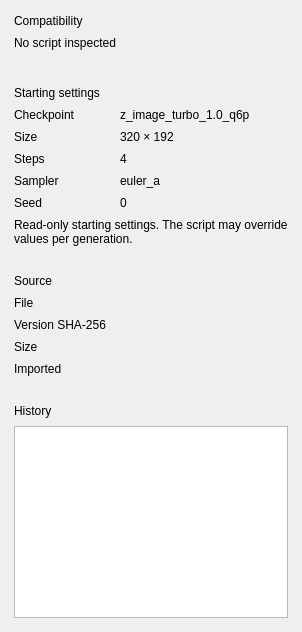
Before: the Qt Designer form src/dtflow/ui/forms/scripts_inspector.ui in djebaz/dtflow, drawn with Qt 5.
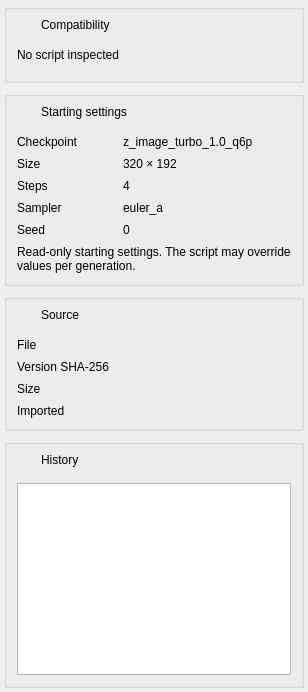
After: the same form once the commit is applied.

Commit message:
fix(ui): align Scripts rails with shared cards and icons
Restore canonical section surfaces, borders, headers and SVG icons in the library and inspector. Polish editor groups and unresolved review layout; reset per-script inspection metadata.

Record 24-state offline render review and static validation. No tests or provider actions run; Scripts remains UI-only.

Patch:
```diff
--- a/src/dtflow/ui/forms/scripts_inspector.ui
+++ b/src/dtflow/ui/forms/scripts_inspector.ui
@@ -22,7 +22,7 @@
     <enum>QLayout::SetMinimumSize</enum>
    </property>
    <item>
-    <widget class="QFrame" name="compatibilityCard">
+    <widget class="QGroupBox" name="compatibilityCard">
      <property name="role" stdset="0">
       <string>sectionCard</string>
      </property>
@@ -32,44 +32,96 @@
        <verstretch>0</verstretch>
       </sizepolicy>
      </property>
-     <layout class="QVBoxLayout" name="compatibilityCardLayout">
+     <property name="title">
+      <string />
+     </property>
+     <property name="accessibleName">
+      <string>Compatibility</string>
+     </property>
+     <layout class="QVBoxLayout" name="compatibilityCardCardLayout">
       <property name="leftMargin">
-       <number>10</number>
+       <number>0</number>
       </property>
+      <property name="rightMargin">
+       <number>0</number>
+      </property>
       <property name="topMargin">
+       <number>0</number>
+      </property>
+      <property name="bottomMargin">
+       <number>0</number>
+      </property>
+      <property name="spacing">
+       <number>0</number>
+      </property>
+      <item>
+       <widget class="QFrame" name="compatibilityCardHeader">
+        <property name="role" stdset="0">
+         <string>sectionHeader</string>
+        </property>
+        <layout class="QHBoxLayout" name="compatibilityCardHeaderLayout" stretch="0,1">
+         <property name="leftMargin">
        <number>10</number>
       </property>
+         <property name="topMargin">
+          <number>7</number>
+         </property>
       <property name="rightMargin">
        <number>10</number>
       </property>
       <property name="bottomMargin">
-       <number>10</number>
-      </property>
+          <number>7</number>
+         </property>
+         <property name="spacing">
+          <number>8</number>
+         </property>
+         <item>
+          <widget class="QLabel" name="compatibilityCardIcon">
+           <property name="role" stdset="0">
+            <string>sectionIcon</string>
+           </property>
+           <property name="iconKey" stdset="0">
+            <string>shield-check</string>
+           </property>
+           <property name="text">
+            <string />
+           </property>
+           <property name="minimumSize">
+            <size>
+             <width>16</width>
+             <height>16</height>
+            </size>
+           </property>
+           <property name="maximumSize">
+            <size>
+             <width>16</width>
+             <height>16</height>
+            </size>
+           </property>
+          </widget>
+         </item>
+         <item>
+          <widget class="QLabel" name="compatibilityCardHeading">
+           <property name="text">
+            <string>Compatibility</string>
+           </property>
+           <property name="textRole" stdset="0">
+            <string>panelHeading</string>
+           </property>
+          </widget>
+         </item>
+        </layout>
+       </widget>
+      </item>
+      <item>
+       <widget class="QWidget" name="compatibilityCardContents">
+        <layout class="QVBoxLayout" name="compatibilityCardContentsLayout">
       <property name="spacing">
        <number>8</number>
       </property>
       <property name="sizeConstraint">
        <enum>QLayout::SetMinimumSize</enum>
       </property>
-      <item>
-       <widget class="QLabel" name="compatibilityCardTitle">
-        <property name="text">
-         <string>Compatibility</string>
-        </property>
-        <property name="role" stdset="0">
-         <string>scriptsCardTitle</string>
-        </property>
-        <property name="wordWrap">
-         <bool>true</bool>
-        </property>
-        <property name="sizePolicy">
-         <sizepolicy hsizetype="Preferred" vsizetype="Minimum">
-          <horstretch>0</horstretch>
-          <verstretch>0</verstretch>
-         </sizepolicy>
-        </property>
-       </widget>
-      </item>
       <item>
        <widget class="QLabel" name="hookStatus">
         <property name="text">
@@ -111,13 +163,34 @@
           <enum>QLayout::SetMinimumSize</enum>
          </property>
         </layout>
+           <property name="role" stdset="0">
+            <string>sectionContents</string>
+           </property>
+          </widget>
+         </item>
+         <property name="leftMargin">
+          <number>10</number>
+         </property>
+         <property name="rightMargin">
+          <number>10</number>
+         </property>
+         <property name="topMargin">
+          <number>8</number>
+         </property>
+         <property name="bottomMargin">
+          <number>10</number>
+         </property>
+        </layout>
+        <property name="role" stdset="0">
+         <string>sectionContents</string>
+        </property>
        </widget>
       </item>
      </layout>
     </widget>
    </item>
    <item>
-    <widget class="QFrame" name="settingsCard">
+    <widget class="QGroupBox" name="settingsCard">
      <property name="role" stdset="0">
       <string>sectionCard</string>
      </property>
@@ -127,44 +200,96 @@
        <verstretch>0</verstretch>
       </sizepolicy>
      </property>
-     <layout class="QVBoxLayout" name="settingsCardLayout">
+     <property name="title">
+      <string />
+     </property>
+     <property name="accessibleName">
+      <string>Starting settings</string>
+     </property>
+     <layout class="QVBoxLayout" name="settingsCardCardLayout">
       <property name="leftMargin">
-       <number>10</number>
+       <number>0</number>
       </property>
+      <property name="rightMargin">
+       <number>0</number>
+      </property>
       <property name="topMargin">
+       <number>0</number>
+      </property>
+      <property name="bottomMargin">
+       <number>0</number>
+      </property>
+      <property name="spacing">
+       <number>0</number>
+      </property>
+      <item>
+       <widget class="QFrame" name="settingsCardHeader">
+        <property name="role" stdset="0">
+         <string>sectionHeader</string>
+        </property>
+        <layout class="QHBoxLayout" name="settingsCardHeaderLayout" stretch="0,1">
+         <property name="leftMargin">
        <number>10</number>
       </property>
+         <property name="topMargin">
+          <number>7</number>
+         </property>
       <property name="rightMargin">
        <number>10</number>
       </property>
       <property name="bottomMargin">
-       <number>10</number>
-      </property>
+          <number>7</number>
+         </property>
+         <property name="spacing">
+          <number>8</number>
+         </property>
+         <item>
+          <widget class="QLabel" name="settingsCardIcon">
+           <property name="role" stdset="0">
+            <string>sectionIcon</string>
+           </property>
+           <property name="iconKey" stdset="0">
+            <string>settings</string>
+           </property>
+           <property name="text">
+            <string />
+           </property>
+           <property name="minimumSize">
+            <size>
+             <width>16</width>
+             <height>16</height>
+            </size>
+           </property>
+           <property name="maximumSize">
+            <size>
+             <width>16</width>
+             <height>16</height>
+            </size>
+           </property>
+          </widget>
+         </item>
+         <item>
+          <widget class="QLabel" name="settingsCardHeading">
+           <property name="text">
+            <string>Starting settings</string>
+           </property>
+           <property name="textRole" stdset="0">
+            <string>panelHeading</string>
+           </property>
+          </widget>
+         </item>
+        </layout>
+       </widget>
+      </item>
+      <item>
+       <widget class="QWidget" name="settingsCardContents">
+        <layout class="QVBoxLayout" name="settingsCardContentsLayout">
       <property name="spacing">
        <number>8</number>
       </property>
       <property name="sizeConstraint">
        <enum>QLayout::SetMinimumSize</enum>
       </property>
-      <item>
-       <widget class="QLabel" name="settingsCardTitle">
-        <property name="text">
-         <string>Starting settings</string>
-        </property>
-        <property name="role" stdset="0">
-         <string>scriptsCardTitle</string>
-        </property>
-        <property name="wordWrap">
-         <bool>true</bool>
-        </property>
-        <property name="sizePolicy">
-         <sizepolicy hsizetype="Preferred" vsizetype="Minimum">
-          <horstretch>0</horstretch>
-          <verstretch>0</verstretch>
-         </sizepolicy>
-        </property>
-       </widget>
-      </item>
       <item>
        <widget class="QWidget" name="settingsCheckpointRow">
         <layout class="QHBoxLayout" name="settingsCheckpointRowLayout">
@@ -554,11 +679,29 @@
         </property>
        </widget>
       </item>
+         <property name="leftMargin">
+          <number>10</number>
+         </property>
+         <property name="rightMargin">
+          <number>10</number>
+         </property>
+         <property name="topMargin">
+          <number>8</number>
+         </property>
+         <property name="bottomMargin">
+          <number>10</number>
+         </property>
+        </layout>
+        <property name="role" stdset="0">
+         <string>sectionContents</string>
+        </property>
+       </widget>
+      </item>
      </layout>
     </widget>
    </item>
    <item>
-    <widget class="QFrame" name="sourceCard">
+    <widget class="QGroupBox" name="sourceCard">
      <property name="role" stdset="0">
       <string>sectionCard</string>
      </property>
@@ -568,44 +711,96 @@
        <verstretch>0</verstretch>
       </sizepolicy>
      </property>
-     <layout class="QVBoxLayout" name="sourceCardLayout">
+     <property name="title">
+      <string />
+     </property>
+     <property name="accessibleName">
+      <string>Source</string>
+     </property>
+     <layout class="QVBoxLayout" name="sourceCardCardLayout">
       <property name="leftMargin">
-       <number>10</number>
+       <number>0</number>
       </property>
+      <property name="rightMargin">
+       <number>0</number>
+      </property>
       <property name="topMargin">
+       <number>0</number>
+      </property>
+      <property name="bottomMargin">
+       <number>0</number>
+      </property>
+      <property name="spacing">
+       <number>0</number>
+      </property>
+      <item>
+       <widget class="QFrame" name="sourceCardHeader">
+        <property name="role" stdset="0">
+         <string>sectionHeader</string>
+        </property>
+        <layout class="QHBoxLayout" name="sourceCardHeaderLayout" stretch="0,1">
+         <property name="leftMargin">
        <number>10</number>
       </property>
+         <property name="topMargin">
+          <number>7</number>
+         </property>
       <property name="rightMargin">
        <number>10</number>
       </property>
       <property name="bottomMargin">
-       <number>10</number>
-      </property>
+          <number>7</number>
+         </property>
+         <property name="spacing">
+          <number>8</number>
+         </property>
+         <item>
+          <widget class="QLabel" name="sourceCardIcon">
+           <property name="role" stdset="0">
+            <string>sectionIcon</string>
+           </property>
+           <property name="iconKey" stdset="0">
+            <string>document</string>
+           </property>
+           <property name="text">
+            <string />
+           </property>
+           <property name="minimumSize">
+            <size>
+             <width>16</width>
+             <height>16</height>
+            </size>
+           </property>
+           <property name="maximumSize">
+            <size>
+             <width>16</width>
+             <height>16</height>
+            </size>
+           </property>
+          </widget>
+         </item>
+         <item>
+          <widget class="QLabel" name="sourceCardHeading">
+           <property name="text">
+            <string>Source</string>
+           </property>
+           <property name="textRole" stdset="0">
+            <string>panelHeading</string>
+           </property>
+          </widget>
+         </item>
+        </layout>
+       </widget>
+      </item>
+      <item>
+       <widget class="QWidget" name="sourceCardContents">
+        <layout class="QVBoxLayout" name="sourceCardContentsLayout">
       <property name="spacing">
        <number>8</number>
       </property>
       <property name="sizeConstraint">
        <enum>QLayout::SetMinimumSize</enum>
       </property>
-      <item>
-       <widget class="QLabel" name="sourceCardTitle">
-        <property name="text">
-         <string>Source</string>
-        </property>
-        <property name="role" stdset="0">
-         <string>scriptsCardTitle</string>
-        </property>
-        <property name="wordWrap">
-         <bool>true</bool>
-        </property>
-        <property name="sizePolicy">
-         <sizepolicy hsizetype="Preferred" vsizetype="Minimum">
-          <horstretch>0</horstretch>
-          <verstretch>0</verstretch>
-         </sizepolicy>
-        </property>
-       </widget>
-      </item>
       <item>
        <widget class="QWidget" name="sourceFileRow">
         <layout class="QHBoxLayout" name="sourceFileRowLayout">
@@ -900,13 +1095,34 @@
           </widget>
          </item>
         </layout>
+           <property name="role" stdset="0">
+            <string>sectionContents</string>
+           </property>
+          </widget>
+         </item>
+         <property name="leftMargin">
+          <number>10</number>
+         </property>
+         <property name="rightMargin">
+          <number>10</number>
+         </property>
+         <property name="topMargin">
+          <number>8</number>
+         </property>
+         <property name="bottomMargin">
+          <number>10</number>
+         </property>
+        </layout>
+        <property name="role" stdset="0">
+         <string>sectionContents</string>
+        </property>
        </widget>
       </item>
      </layout>
     </widget>
    </item>
    <item>
-    <widget class="QFrame" name="historyCard">
+    <widget class="QGroupBox" name="historyCard">
      <property name="role" stdset="0">
       <string>sectionCard</string>
      </property>
@@ -916,44 +1132,96 @@
        <verstretch>0</verstretch>
       </sizepolicy>
      </property>
-     <layout class="QVBoxLayout" name="historyCardLayout">
+     <property name="title">
+      <string />
+     </property>
+     <property name="accessibleName">
+      <string>History</string>
+     </property>
+     <layout class="QVBoxLayout" name="historyCardCardLayout">
       <property name="leftMargin">
-       <number>10</number>
+       <number>0</number>
       </property>
+      <property name="rightMargin">
+       <number>0</number>
+      </property>
       <property name="topMargin">
+       <number>0</number>
+      </property>
+      <property name="bottomMargin">
+       <number>0</number>
+      </property>
+      <property name="spacing">
+       <number>0</number>
+      </property>
+      <item>
+       <widget class="QFrame" name="historyCardHeader">
+        <property name="role" stdset="0">
+         <string>sectionHeader</string>
+        </property>
+        <layout class="QHBoxLayout" name="historyCardHeaderLayout" stretch="0,1">
+         <property name="leftMargin">
        <number>10</number>
       </property>
+         <property name="topMargin">
+          <number>7</number>
+         </property>
       <property name="rightMargin">
        <number>10</number>
       </property>
       <property name="bottomMargin">
-       <number>10</number>
-      </property>
+          <number>7</number>
+         </property>
+         <property name="spacing">
+          <number>8</number>
+         </property>
+         <item>
+          <widget class="QLabel" name="historyCardIcon">
+           <property name="role" stdset="0">
+            <string>sectionIcon</string>
+           </property>
+           <property name="iconKey" stdset="0">
+            <string>timer</string>
+           </property>
+           <property name="text">
+            <string />
+           </property>
+           <property name="minimumSize">
+            <size>
+             <width>16</width>
+             <height>16</height>
+            </size>
+           </property>
+           <property name="maximumSize">
+            <size>
+             <width>16</width>
+             <height>16</height>
+            </size>
+           </property>
+          </widget>
+         </item>
+         <item>
+          <widget class="QLabel" name="historyCardHeading">
+           <property name="text">
+            <string>History</string>
+           </property>
+           <property name="textRole" stdset="0">
+            <string>panelHeading</string>
+           </property>
+          </widget>
+         </item>
+        </layout>
+       </widget>
+      </item>
+      <item>
+       <widget class="QWidget" name="historyCardContents">
+        <layout class="QVBoxLayout" name="historyCardContentsLayout">
       <property name="spacing">
        <number>8</number>
       </property>
       <property name="sizeConstraint">
        <enum>QLayout::SetMinimumSize</enum>
       </property>
-      <item>
-       <widget class="QLabel" name="historyCardTitle">
-        <property name="text">
-         <string>History</string>
-        </property>
-        <property name="role" stdset="0">
-         <string>scriptsCardTitle</string>
-        </property>
-        <property name="wordWrap">
-         <bool>true</bool>
-        </property>
-        <property name="sizePolicy">
-         <sizepolicy hsizetype="Preferred" vsizetype="Minimum">
-          <horstretch>0</horstretch>
-          <verstretch>0</verstretch>
-         </sizepolicy>
-        </property>
-       </widget>
-      </item>
       <item>
        <widget class="QListWidget" name="scriptsHistoryList">
         <property name="accessibleName">
@@ -967,6 +1235,24 @@
           <width>0</width>
           <height>130</height>
          </size>
+           </property>
+          </widget>
+         </item>
+         <property name="leftMargin">
+          <number>10</number>
+         </property>
+         <property name="rightMargin">
+          <number>10</number>
+         </property>
+         <property name="topMargin">
+          <number>8</number>
+         </property>
+         <property name="bottomMargin">
+          <number>10</number>
+         </property>
+        </layout>
+        <property name="role" stdset="0">
+         <string>sectionContents</string>
         </property>
        </widget>
       </item>
```
Left out of the diff: 24 changed lines with no effect on the pictures. Lines whose indentation alone changed are shown as unchanged. The commit also changes 7 other files.
